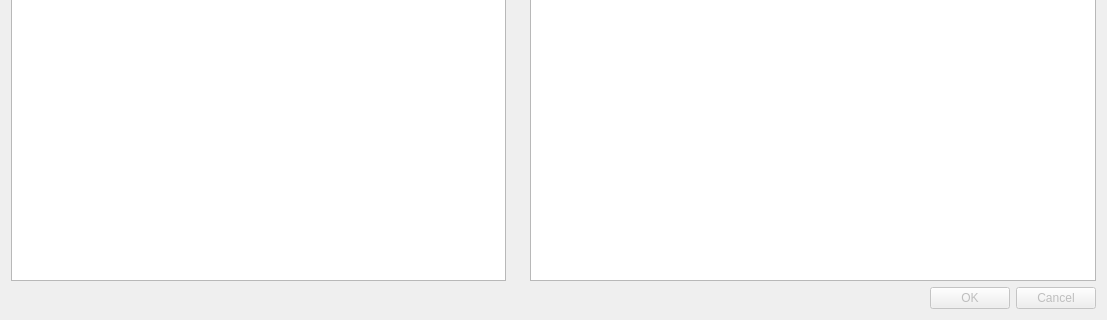
yuanzhongqiao/PlotJuggler, file plotjuggler_plugins/DataLoadCSV/dataload_csv.ui: the form before one commit; both pictures show x 0 to 1107 and y 320 to 640 of the 1107 by 640 pixel window.
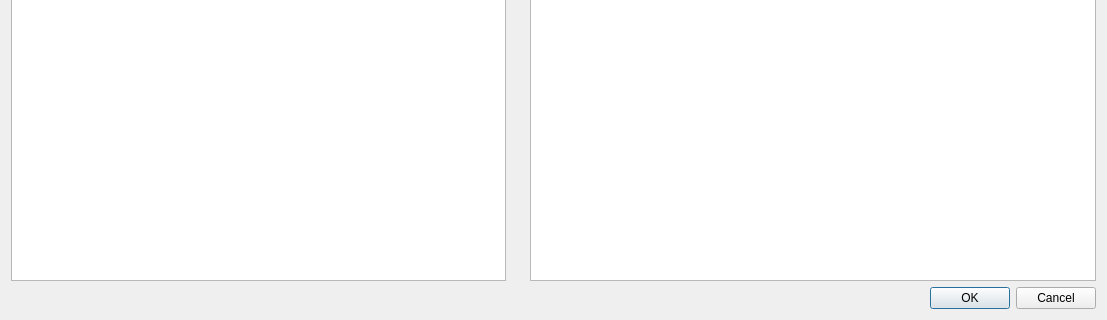
The form after the commit.

Commit message: fix Cancel button in CSV loader (#659)

The edit to the form file:
```diff
--- a/plotjuggler_plugins/DataLoadCSV/dataload_csv.ui
+++ b/plotjuggler_plugins/DataLoadCSV/dataload_csv.ui
@@ -182,7 +182,7 @@
    <item>
     <widget class="QDialogButtonBox" name="buttonBox">
      <property name="enabled">
-      <bool>false</bool>
+      <bool>true</bool>
      </property>
      <property name="orientation">
       <enum>Qt::Horizontal</enum>
```
The commit also changes 1 other file.
